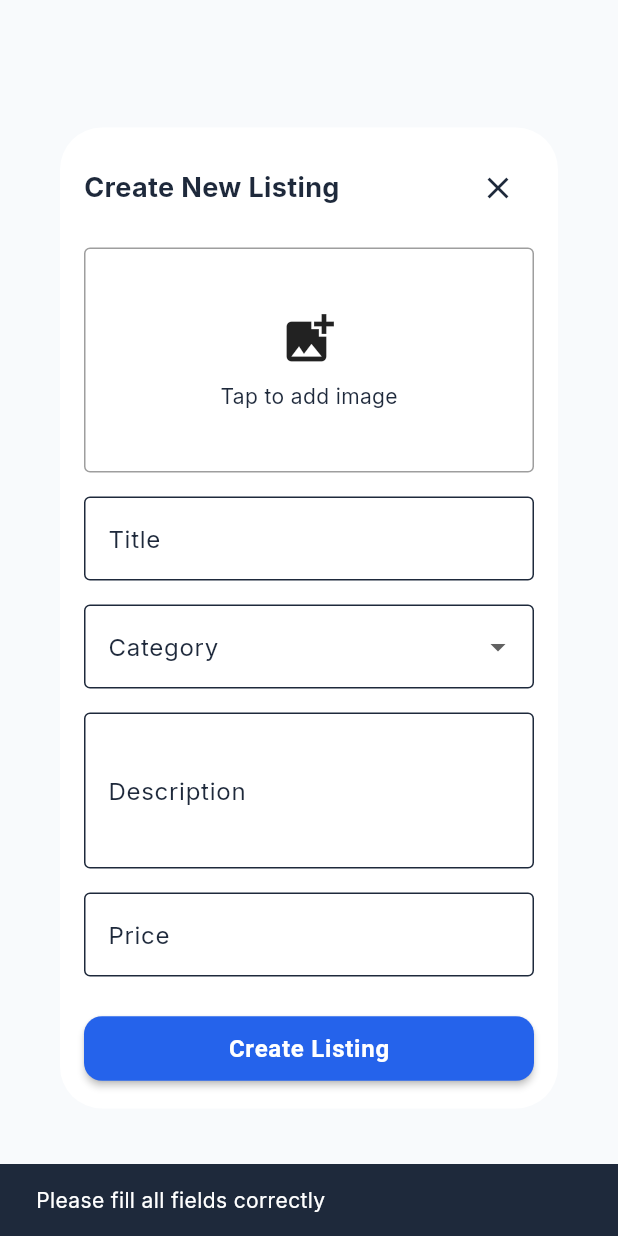
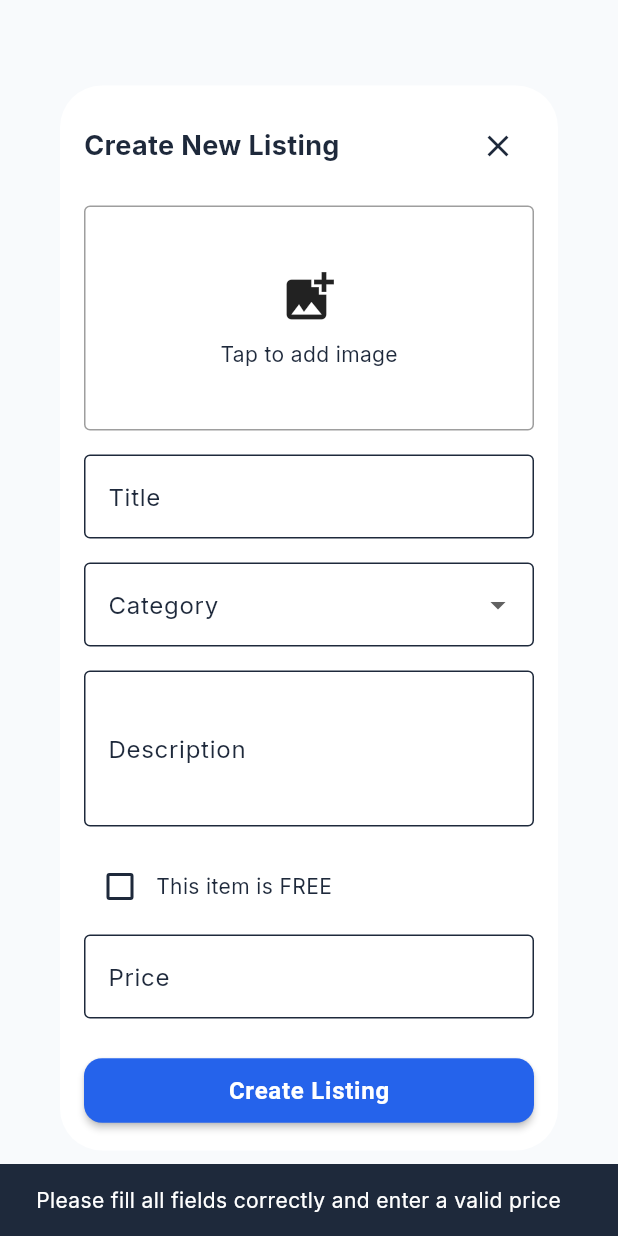
Before and after one commit to wde11/scalp_mobile_app, a Flutter app: the _CreateListingModal widget shown alone on an empty page, opened directly, after a tap on "Create Listing", on a phone screen of 412 x 824 dp. Run offline on Flutter 3.47's test engine with Material 3 defaults, Android fonts, the phone set to English and light mode, and no system bars; our stand-ins replace cloud_firestore, firebase_auth, firebase_core, flutter_dotenv, geocoding, geolocator and 5 more; missing offline and left inert: cloudinary_public, flutter_polyline_points; accounts and stored records are empty.

Commit message:
Add support for free items in listing screen
Introduces a toggle to filter between free and for-sale items, updates UI to highlight free items, and allows users to create listings marked as free. Also updates item display and details modals to show 'FREE' for free items and adjusts filtering logic to exclude own and sold items accordingly. Adds a new image asset 'kebord.webp'.

```diff
--- a/lib/screens/listing_screen.dart
+++ b/lib/screens/listing_screen.dart
@@ -42,6 +42,7 @@ class ListingScreen extends StatefulWidget {
 class _ListingScreenState extends State<ListingScreen> {
   final FirebaseFirestore _firestore = FirebaseFirestore.instance;
   final FirebaseAuth _auth = FirebaseAuth.instance;
+  bool _showFreeItems = false; // Toggle between free and for-sale items
 
   Future<void> _deleteListing(String listingId) async {
     final confirmed = await showDialog<bool>(
@@ -230,14 +231,32 @@ class _ListingScreenState extends State<ListingScreen> {
             Row(
               mainAxisAlignment: MainAxisAlignment.spaceBetween,
               children: [
-                const Text(
-                  'Recent',
-                  style: TextStyle(fontSize: 18, fontWeight: FontWeight.bold),
+                Text(
+                  _showFreeItems ? 'Free Items' : 'Items for Sale',
+                  style: const TextStyle(fontSize: 18, fontWeight: FontWeight.bold),
                 ),
                 Flexible(
                   child: Row(
                     mainAxisAlignment: MainAxisAlignment.end,
                     children: [
+                      Flexible(
+                        child: ElevatedButton(
+                          onPressed: () {
+                            setState(() {
+                              _showFreeItems = !_showFreeItems;
+                            });
+                          },
+                          style: ElevatedButton.styleFrom(
+                            padding: const EdgeInsets.symmetric(horizontal: 12, vertical: 8),
+                            backgroundColor: _showFreeItems ? Colors.green : Colors.blue,
+                          ),
+                          child: Text(
+                            _showFreeItems ? 'Show For Sale' : 'Show Free',
+                            style: const TextStyle(fontSize: 12, color: Colors.white),
+                          ),
+                        ),
+                      ),
+                      const SizedBox(width: 4),
                       Flexible(
                         child: ElevatedButton(
                           onPressed: () {
@@ -261,23 +280,14 @@ class _ListingScreenState extends State<ListingScreen> {
                           child: const Text('My Items', style: TextStyle(fontSize: 12)),
                         ),
                       ),
-                      const SizedBox(width: 4),
-                      Flexible(
-                        child: ElevatedButton(
-                          onPressed: () {
-                            // TODO: Implement filter logic
-                          },
-                          style: ElevatedButton.styleFrom(
-                            padding: const EdgeInsets.symmetric(horizontal: 12, vertical: 8),
-                          ),
-                          child: const Text('Filter', style: TextStyle(fontSize: 12)),
-                        ),
-                      ),
                     ],
                   ),
                 ),
               ],
             ),
+            const SizedBox(height: 12),
+            const Divider(thickness: 1, height: 1),
+            const SizedBox(height: 12),
             Expanded(
               child: StreamBuilder<QuerySnapshot>(
                 stream: _firestore
@@ -297,16 +307,30 @@ class _ListingScreenState extends State<ListingScreen> {
                     return const Center(child: Text('No listings available'));
                   }
 
-                  // Filter out sold items on client side
+                  final currentUserId = _auth.currentUser?.uid;
+
+                  // Filter out sold items, own items, and filter by free/for-sale
                   final availableListings = snapshot.data!.docs
                       .where((doc) {
                         final data = doc.data() as Map<String, dynamic>;
-                        return data['isSold'] != true;
+                        final isSold = data['isSold'] == true;
+                        final isOwnItem = data['userId'] == currentUserId;
+                        final price = data['price'] ?? 0.0;
+                        final isFree = price == 0.0;
+
+                        // Filter logic: exclude sold items, exclude own items, and match free/for-sale filter
+                        return !isSold && !isOwnItem && (isFree == _showFreeItems);
                       })
                       .toList();
 
                   if (availableListings.isEmpty) {
-                    return const Center(child: Text('No listings available'));
+                    return Center(
+                      child: Text(
+                        _showFreeItems
+                          ? 'No free items available'
+                          : 'No items for sale available'
+                      ),
+                    );
                   }
 
                   return GridView.builder(
@@ -320,13 +344,17 @@ class _ListingScreenState extends State<ListingScreen> {
                     itemBuilder: (context, index) {
                       final listing = availableListings[index];
                       final data = listing.data() as Map<String, dynamic>;
+                      final price = data['price'] ?? 0.0;
+                      final priceText = price == 0.0 ? 'FREE' : '₱${price.toString()}';
+
                       return _buildListItem(
                         context,
                         data['title'] ?? 'No Title',
                         data['category'] ?? 'No Category',
-                        '₱${data['price']?.toString() ?? '0'}',
+                        priceText,
                         data['imageUrl'] ?? 'assets/images/placeholder.png',
                         isOwner: _auth.currentUser?.uid == data['userId'],
+                        isFree: price == 0.0,
                         onTap: () => _showListingDetails(context, listing),
                         onEdit: () => _showEditListingDialog(listing),
                         onDelete: () => _deleteListing(listing.id),
@@ -359,6 +387,7 @@ class _ListingScreenState extends State<ListingScreen> {
     String price,
     String imagePath, {
     bool isOwner = false,
+    bool isFree = false,
     VoidCallback? onTap,
     VoidCallback? onEdit,
     VoidCallback? onDelete,
@@ -410,9 +439,10 @@ class _ListingScreenState extends State<ListingScreen> {
                     const SizedBox(height: 4),
                     Text(
                       price,
-                      style: const TextStyle(
+                      style: TextStyle(
                         fontWeight: FontWeight.bold,
-                        color: Colors.green,
+                        color: isFree ? Colors.orange : Colors.green,
+                        fontSize: isFree ? 18 : 16,
                       ),
                     ),
                   ],
@@ -477,6 +507,7 @@ class _CreateListingModalState extends State<_CreateListingModal> {
   String? _selectedCategory;
   XFile? _selectedImage;
   bool _isLoading = false;
+  bool _isFree = false; // New field for free items
 
   Future<void> _pickImage() async {
     final ImagePicker picker = ImagePicker();
@@ -521,12 +552,18 @@ class _CreateListingModalState extends State<_CreateListingModal> {
 
     final title = _titleController.text.trim();
     final description = _descriptionController.text.trim();
-    final price = double.tryParse(_priceController.text.trim());
+    final price = _isFree ? 0.0 : double.tryParse(_priceController.text.trim());
 
-    if (title.isEmpty || _selectedCategory == null || description.isEmpty || price == null) {
+    if (title.isEmpty || _selectedCategory == null || description.isEmpty || (!_isFree && price == null)) {
       if (mounted) {
         ScaffoldMessenger.of(context).showSnackBar(
-          const SnackBar(content: Text('Please fill all fields correctly')),
+          SnackBar(
+            content: Text(
+              _isFree
+                ? 'Please fill all fields correctly'
+                : 'Please fill all fields correctly and enter a valid price'
+            ),
+          ),
         );
       }
       return;
@@ -580,7 +617,8 @@ class _CreateListingModalState extends State<_CreateListingModal> {
         'title': title,
         'category': _selectedCategory,
         'description': description,
-        'price': price,
+        'price': price ?? 0.0,
+        'isFree': _isFree,
         'imageUrl': imageUrl,
         'userId': user.uid,
         'createdAt': FieldValue.serverTimestamp(),
@@ -706,12 +744,32 @@ class _CreateListingModalState extends State<_CreateListingModal> {
               maxLines: 3,
             ),
             const SizedBox(height: 16.0),
+            Row(
+              children: [
+                Checkbox(
+                  value: _isFree,
+                  onChanged: (bool? value) {
+                    setState(() {
+                      _isFree = value ?? false;
+                      if (_isFree) {
+                        _priceController.clear();
+                      }
+                    });
+                  },
+                ),
+                const Text('This item is FREE'),
+              ],
+            ),
+            const SizedBox(height: 8.0),
             TextField(
               controller: _priceController,
-              decoration: const InputDecoration(
-                labelText: 'Price',
+              enabled: !_isFree,
+              decoration: InputDecoration(
+                labelText: _isFree ? 'Price (FREE)' : 'Price',
                 prefixText: '₱',
-                border: OutlineInputBorder(),
+                border: const OutlineInputBorder(),
+                filled: _isFree,
+                fillColor: _isFree ? Colors.grey[200] : null,
               ),
               keyboardType: TextInputType.number,
             ),
@@ -826,7 +884,8 @@ class _ListingDetailsModal extends StatelessWidget {
     final data = listing.data() as Map<String, dynamic>;
     final title = data['title'] ?? 'No Title';
     final category = data['category'] ?? 'No Category';
-    final price = data['price']?.toString() ?? '0';
+    final price = data['price'] ?? 0.0;
+    final isFree = price == 0.0;
     final description = data['description'] ?? 'No description available';
     final imageUrl = data['imageUrl'] ?? 'assets/images/placeholder.png';
     final userId = data['userId'];
@@ -944,18 +1003,18 @@ class _ListingDetailsModal extends StatelessWidget {
                     // Price
                     Row(
                       children: [
-                        const Icon(
-                          Icons.attach_money,
-                          color: Colors.green,
+                        Icon(
+                          isFree ? Icons.card_giftcard : Icons.attach_money,
+                          color: isFree ? Colors.orange : Colors.green,
                           size: 32,
                         ),
                         const SizedBox(width: 8),
                         Text(
-                          '₱$price',
-                          style: const TextStyle(
+                          isFree ? 'FREE' : '₱$price',
+                          style: TextStyle(
                             fontSize: 32,
                             fontWeight: FontWeight.bold,
-                            color: Colors.green,
+                            color: isFree ? Colors.orange : Colors.green,
                           ),
                         ),
                       ],
@@ -1124,8 +1183,9 @@ class _ListingDetailsModal extends StatelessWidget {
                           if (context.mounted) {
                             Navigator.of(context).pop(); // Close listing details
                             // Navigate to home with chat parameters and listing data for quick inquiry
+                            final displayPrice = isFree ? 'FREE' : price.toString();
                             context.replace(
-                              '/?chatId=$chatId&userId=$userId&listingId=${listing.id}&listingTitle=${Uri.encodeComponent(title)}&listingPrice=$price&listingImage=${Uri.encodeComponent(imageUrl)}'
+                              '/?chatId=$chatId&userId=$userId&listingId=${listing.id}&listingTitle=${Uri.encodeComponent(title)}&listingPrice=$displayPrice&listingImage=${Uri.encodeComponent(imageUrl)}'
                             );
                           }
                         } catch (e) {
```
Also changed, not shown: assets/images/kebord.webp (added), pubspec.lock.
